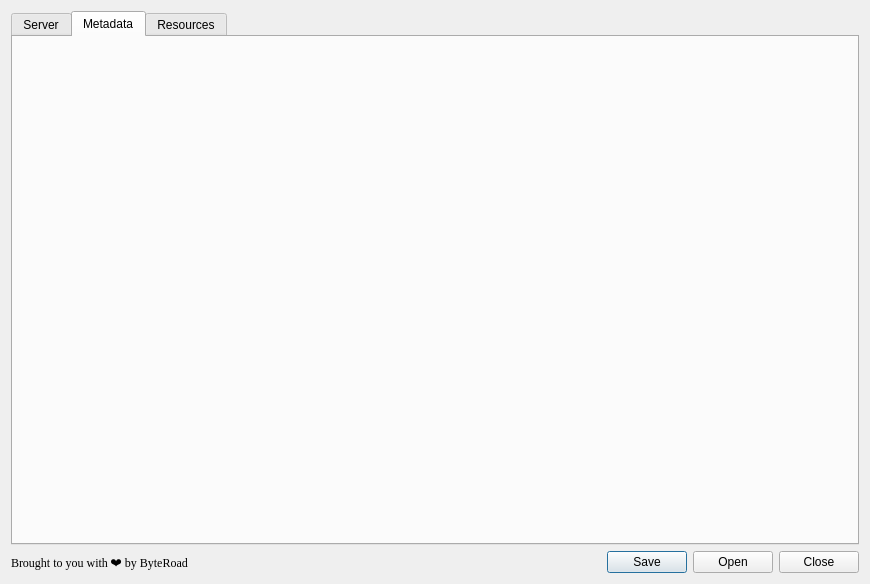
KatKatKateryna/pygeoapi_config, file pygeoapi_config_dialog_base.ui: the form before one commit.
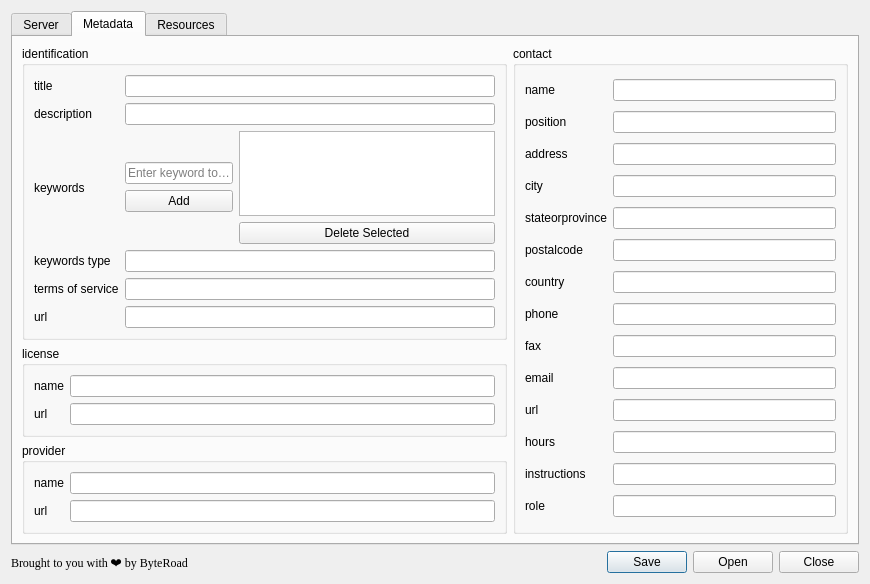
The form after the commit. The open tabs and pages were chosen to show the change. Icons and pictures are not drawn.

Commit message:
Fill metadata section (#2)
* add metadata UI (except keywords list)

* read/write metadata but not supporting multilingual

Diff of the .ui file:
```diff
--- a/pygeoapi_config_dialog_base.ui
+++ b/pygeoapi_config_dialog_base.ui
@@ -562,6 +562,392 @@
       <attribute name="title">
        <string>Metadata</string>
       </attribute>
+
+      <layout class="QGridLayout" name="gridLayout_20">
+
+       <item row="0" column="0" rowspan="2">
+        <widget class="QGroupBox" name="groupBoxBind">
+         <property name="title">
+          <string>identification</string>
+         </property>
+         <layout class="QGridLayout" name="gridLayout">
+
+          <item row="0" column="0">
+           <widget class="QLabel">
+            <property name="text">
+             <string>title</string>
+            </property>
+           </widget>
+          </item>
+          <item row="0" column="1">
+           <widget class="QLineEdit" name="lineEditMetadataIdTitle">
+           </widget>
+          </item>
+
+
+          <item row="1" column="0">
+           <widget class="QLabel">
+            <property name="text">
+             <string>description</string>
+            </property>
+           </widget>
+          </item>
+          <item row="1" column="1">
+           <widget class="QLineEdit" name="lineEditMetadataIdDescription">
+           </widget>
+          </item>
+
+          <item row="2" column="0">
+           <widget class="QLabel">
+            <property name="text">
+             <string>keywords</string>
+            </property>
+           </widget>
+          </item>
+          <item row="2" column="1">
+            <layout class="QHBoxLayout">
+
+              <item>
+              <layout class="QVBoxLayout">
+
+                <item>
+                  <layout class="QVBoxLayout">
+                  <item>
+                    <widget class="QLineEdit" name="addMetadataKeywordLineEdit">
+                    <property name="placeholderText">
+                      <string>Enter keyword to add</string>
+                    </property>
+                    </widget>
+                  </item>
+                  <item>
+                    <widget class="QPushButton" name="addMetadataKeywordButton">
+                    <property name="text">
+                      <string>Add</string>
+                    </property>
+                    </widget>
+                  </item>
+                  </layout>
+                </item>
+              </layout>
+
+              </item>
+              <item>
+                <layout class="QVBoxLayout">
+                  <item>
+                    <widget class="QListWidget" name="listWidgetMetadataIdKeywords"/>
+                  </item>
+                  <item>
+                    <widget class="QPushButton" name="deleteMetadataKeywordButton">
+                    <property name="text">
+                      <string>Delete Selected</string>
+                    </property>
+                    </widget>
+                  </item>
+                </layout>
+                
+              </item>
+            </layout>
+          </item>
+
+          <item row="3" column="0">
+           <widget class="QLabel">
+            <property name="text">
+             <string>keywords type</string>
+            </property>
+           </widget>
+          </item>
+          <item row="3" column="1">
+           <widget class="QLineEdit" name="lineEditMetadataIdKeywordsType">
+           </widget>
+          </item>
+
+          <item row="4" column="0">
+           <widget class="QLabel">
+            <property name="text">
+             <string>terms of service</string>
+            </property>
+           </widget>
+          </item>
+          <item row="4" column="1">
+           <widget class="QLineEdit" name="lineEditMetadataIdTerms">
+           </widget>
+          </item>
+
+          <item row="5" column="0">
+           <widget class="QLabel">
+            <property name="text">
+             <string>url</string>
+            </property>
+           </widget>
+          </item>
+          <item row="5" column="1">
+           <widget class="QLineEdit" name="lineEditMetadataIdUrl">
+           </widget>
+          </item>
+
+         </layout>
+
+        </widget>
+       </item>
+
+       
+       <item row="2" column="0" rowspan="1">
+          <widget class="QGroupBox" name="groupBoxBind">
+          <property name="title">
+            <string>license</string>
+          </property>
+          <layout class="QGridLayout" name="gridLayout">
+
+            <item row="0" column="0">
+            <widget class="QLabel">
+              <property name="text">
+              <string>name</string>
+              </property>
+            </widget>
+            </item>
+            <item row="0" column="1">
+            <widget class="QLineEdit" name="lineEditMetadataLicenseName">
+            </widget>
+            </item>
+            
+            <item row="1" column="0">
+            <widget class="QLabel">
+              <property name="text">
+              <string>url</string>
+              </property>
+            </widget>
+            </item>
+            <item row="1" column="1">
+            <widget class="QLineEdit" name="lineEditMetadataLicenseUrl">
+            </widget>
+            </item>
+
+          </layout>
+
+          </widget>
+       </item>
+
+       
+       <item row="3" column="0" rowspan="1">
+          <widget class="QGroupBox" name="groupBoxBind">
+          <property name="title">
+            <string>provider</string>
+          </property>
+          <layout class="QGridLayout" name="gridLayout">
+
+            <item row="0" column="0">
+            <widget class="QLabel">
+              <property name="text">
+              <string>name</string>
+              </property>
+            </widget>
+            </item>
+            <item row="0" column="1">
+            <widget class="QLineEdit" name="lineEditMetadataProviderName">
+            </widget>
+            </item>
+            
+            <item row="1" column="0">
+            <widget class="QLabel">
+              <property name="text">
+              <string>url</string>
+              </property>
+            </widget>
+            </item>
+            <item row="1" column="1">
+            <widget class="QLineEdit" name="lineEditMetadataProviderUrl">
+            </widget>
+            </item>
+
+          </layout>
+
+          </widget>
+       </item>
+
+       
+       <item row="0" column="1" rowspan="4">
+          <widget class="QGroupBox" name="groupBoxBind">
+          <property name="title">
+            <string>contact</string>
+          </property>
+          <layout class="QGridLayout" name="gridLayout">
+
+            <item row="0" column="0">
+            <widget class="QLabel">
+              <property name="text">
+              <string>name</string>
+              </property>
+            </widget>
+            </item>
+            <item row="0" column="1">
+            <widget class="QLineEdit" name="lineEditMetadataContactName">
+            </widget>
+            </item>
+            
+            <item row="1" column="0">
+            <widget class="QLabel">
+              <property name="text">
+              <string>position</string>
+              </property>
+            </widget>
+            </item>
+            <item row="1" column="1">
+            <widget class="QLineEdit" name="lineEditMetadataContactPosition">
+            </widget>
+            </item>
+            
+            <item row="2" column="0">
+            <widget class="QLabel">
+              <property name="text">
+              <string>address</string>
+              </property>
+            </widget>
+            </item>
+            <item row="2" column="1">
+            <widget class="QLineEdit" name="lineEditMetadataContactAddress">
+            </widget>
+            </item>
+            
+            <item row="3" column="0">
+            <widget class="QLabel">
+              <property name="text">
+              <string>city</string>
+              </property>
+            </widget>
+            </item>
+            <item row="3" column="1">
+            <widget class="QLineEdit" name="lineEditMetadataContactCity">
+            </widget>
+            </item>
+            
+            <item row="4" column="0">
+            <widget class="QLabel">
+              <property name="text">
+              <string>stateorprovince</string>
+              </property>
+            </widget>
+            </item>
+            <item row="4" column="1">
+            <widget class="QLineEdit" name="lineEditMetadataContactState">
+            </widget>
+            </item>
+            
+            <item row="5" column="0">
+            <widget class="QLabel">
+              <property name="text">
+              <string>postalcode</string>
+              </property>
+            </widget>
+            </item>
+            <item row="5" column="1">
+              <widget class="QLineEdit" name="lineEditMetadataContactPostal">
+            </widget>
+            </item>
+            
+            <item row="6" column="0">
+            <widget class="QLabel">
+              <property name="text">
+              <string>country</string>
+              </property>
+            </widget>
+            </item>
+            <item row="6" column="1">
+              <widget class="QLineEdit" name="lineEditMetadataContactCountry">
+            </widget>
+            </item>
+            
+            <item row="7" column="0">
+            <widget class="QLabel">
+              <property name="text">
+              <string>phone</string>
+              </property>
+            </widget>
+            </item>
+            <item row="7" column="1">
+              <widget class="QLineEdit" name="lineEditMetadataContactPhone">
+            </widget>
+            </item>
+            
+            <item row="8" column="0">
+            <widget class="QLabel">
+              <property name="text">
+              <string>fax</string>
+              </property>
+            </widget>
+            </item>
+            <item row="8" column="1">
+              <widget class="QLineEdit" name="lineEditMetadataContactFax">
+            </widget>
+            </item>
+            
+            <item row="9" column="0">
+            <widget class="QLabel">
+              <property name="text">
+              <string>email</string>
+              </property>
+            </widget>
+            </item>
+            <item row="9" column="1">
+              <widget class="QLineEdit" name="lineEditMetadataContactEmail">
+            </widget>
+            </item>
+            
+            <item row="10" column="0">
+            <widget class="QLabel">
+              <property name="text">
+              <string>url</string>
+              </property>
+            </widget>
+            </item>
+            <item row="10" column="1">
+              <widget class="QLineEdit" name="lineEditMetadataContactUrl">
+            </widget>
+            </item>
+            
+            <item row="11" column="0">
+            <widget class="QLabel">
+              <property name="text">
+              <string>hours</string>
+              </property>
+            </widget>
+            </item>
+            <item row="11" column="1">
+              <widget class="QLineEdit" name="lineEditMetadataContactHours">
+            </widget>
+            </item>
+            
+            <item row="12" column="0">
+            <widget class="QLabel">
+              <property name="text">
+              <string>instructions</string>
+              </property>
+            </widget>
+            </item>
+            <item row="12" column="1">
+              <widget class="QLineEdit" name="lineEditMetadataContactInstructions">
+            </widget>
+            </item>
+            
+            <item row="13" column="0">
+            <widget class="QLabel">
+              <property name="text">
+              <string>role</string>
+              </property>
+            </widget>
+            </item>
+            <item row="13" column="1">
+              <widget class="QLineEdit" name="lineEditMetadataContactRole">
+            </widget>
+            </item>
+
+          </layout>
+
+          </widget>
+       </item>
+
+
+       </layout>
+       
      </widget>
      <widget class="QWidget" name="resourcesTab">
       <attribute name="title">
```
Left out of the diff: 38 changed lines with no effect on the pictures. The commit also changes 1 other file.
